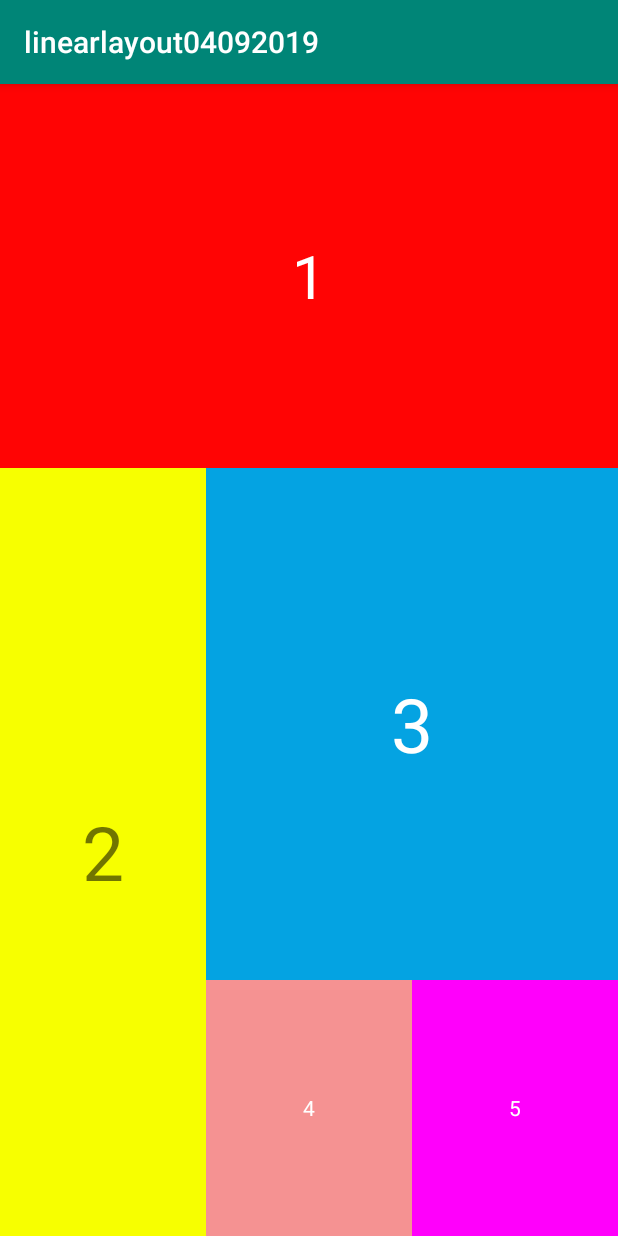
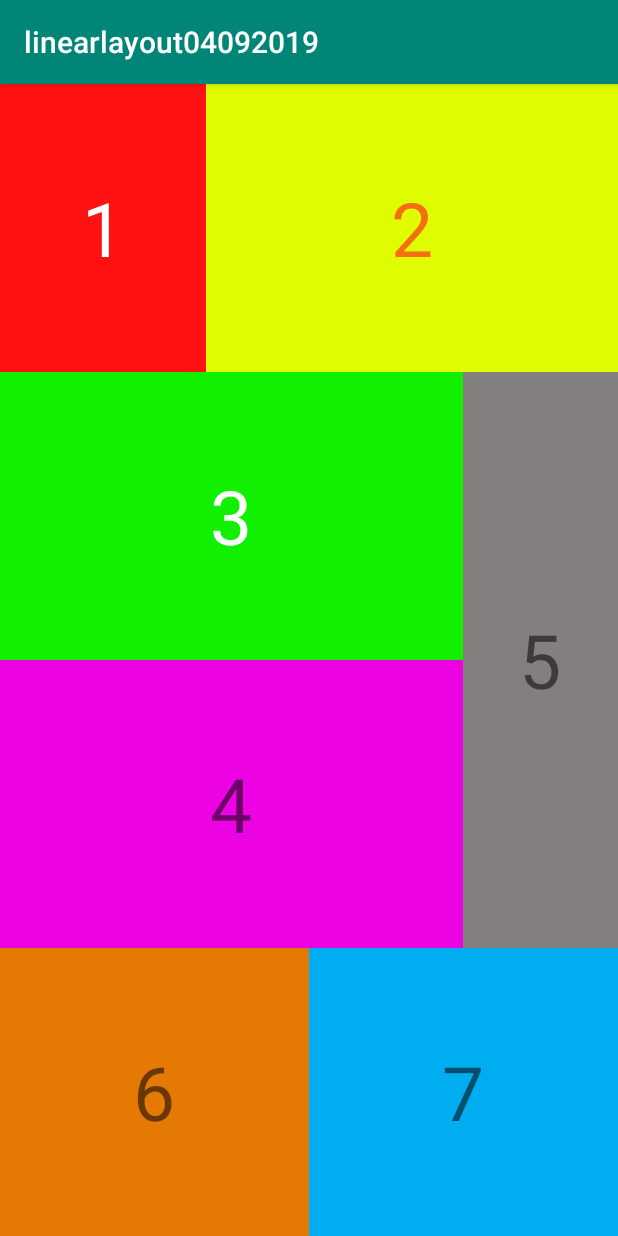
Before and after one commit to thang0918056106/BaitapLineraLayout, an Android app: the screen it shows after launch (MainActivity), on a phone screen of 412 x 824 dp. Run offline under Robolectric (Android 15) with nearby library versions, the phone set to English and light mode, and no system bars.

Commit message:
bai tap 3

```diff
--- a/app/src/main/res/layout/activity_main.xml
+++ b/app/src/main/res/layout/activity_main.xml
@@ -10,75 +10,105 @@
         android:layout_width="match_parent"
         android:layout_height="match_parent"
         android:orientation="vertical"
+        android:weightSum="4">
+
+        <LinearLayout
+            android:layout_width="match_parent"
+            android:layout_height="0dp"
+            android:layout_weight="1"
+            android:orientation="horizontal"
             android:weightSum="3">
 
             <TextView
                 android:layout_weight="1"
+                android:layout_width="0dp"
+                android:layout_height="match_parent"
                 android:text="1"
-            android:textSize="40sp"
+                android:textSize="50sp"
                 android:gravity="center"
                 android:textColor="#FFFF"
-            android:background="#FF0404"
+                android:background="#FF1111"/>
+
+            <TextView
+                android:layout_weight="2"
+                android:layout_width="0dp"
+                android:layout_height="match_parent"
+                android:text="2"
+                android:textColor="#F76D11"
+                android:gravity="center"
+                android:textSize="50sp"
+                android:background="#DFFC00"/>
+
+        </LinearLayout>
+
+        <LinearLayout
             android:layout_width="match_parent"
-            android:layout_height="0dp"/>
+            android:layout_height="0dp"
+            android:layout_weight="2"
+            android:weightSum="4">
+
             <LinearLayout
-            android:layout_weight="2"
-            android:weightSum="3"
+                android:layout_weight="3"
+                android:layout_width="0dp"
+                android:layout_height="match_parent"
+                android:orientation="vertical">
+
+                <TextView
+                    android:layout_weight="1"
+                    android:layout_width="match_parent"
+                    android:layout_height="0dp"
+                    android:text="3"
+                    android:textSize="50sp"
+                    android:gravity="center"
+                    android:background="#12F002"
+                    android:textColor="#FFFF"/>
+
+                <TextView
+                    android:layout_weight="1"
+                    android:layout_width="match_parent"
+                    android:layout_height="0dp"
+                    android:text="4"
+                    android:textSize="50sp"
+                    android:gravity="center"
+                    android:background="#EC02E2"/>
+
+            </LinearLayout>
+            <TextView
+                android:layout_weight="1"
+                android:layout_width="0dp"
+                android:layout_height="match_parent"
+                android:text="5"
+                android:textSize="50sp"
+                android:background="#837F7F"
+                android:gravity="center"/>
+
+        </LinearLayout>
+
+        <LinearLayout
+
+            android:layout_weight="1"
             android:layout_width="match_parent"
             android:layout_height="0dp"
             android:orientation="horizontal">
 
             <TextView
-                android:layout_weight="1"
-                android:layout_width="0dp"
-                android:layout_height="match_parent"
-                android:text="2"
-                android:background="#F7FF00"
-                android:textSize="50sp"
-                android:gravity="center"/>
-
-            <LinearLayout
-                android:layout_weight="2"
-                android:layout_width="0dp"
-                android:layout_height="match_parent"
-                android:orientation="vertical"
-                android:weightSum="3">
-
-                <TextView
-                    android:layout_weight="2"
-                    android:layout_width="match_parent"
-                    android:layout_height="0dp"
-                    android:text="3"
-                    android:textColor="#FFFF"
-                    android:gravity="center"
-                    android:textSize="50sp"
-                    android:background="#04A3E2"/>
-                <LinearLayout
-                    android:layout_width="match_parent"
-                    android:layout_height="0dp"
-                    android:orientation="horizontal"
-                    android:layout_weight="1">
-
-                    <TextView
                 android:layout_width="0dp"
                 android:layout_height="match_parent"
                 android:layout_weight="1"
-                        android:text="4"
+                android:textSize="50sp"
+                android:text="6"
                 android:gravity="center"
-                        android:textColor="#FFFF"
-                        android:background="#F59292"/>
+                android:background="#E47904"/>
+
             <TextView
                 android:layout_weight="1"
                 android:layout_width="0dp"
                 android:layout_height="match_parent"
-                        android:text="5"
+                android:text="7"
+                android:textSize="50sp"
                 android:gravity="center"
-                        android:textColor="#FFFF"
-                        android:background="#FF00FB"/>
+                android:background="#00ADF1"/>
         </LinearLayout>
-            </LinearLayout>
-        </LinearLayout>
-
 
 
     </LinearLayout>
```
Lines whose indentation alone changed are shown as unchanged.
